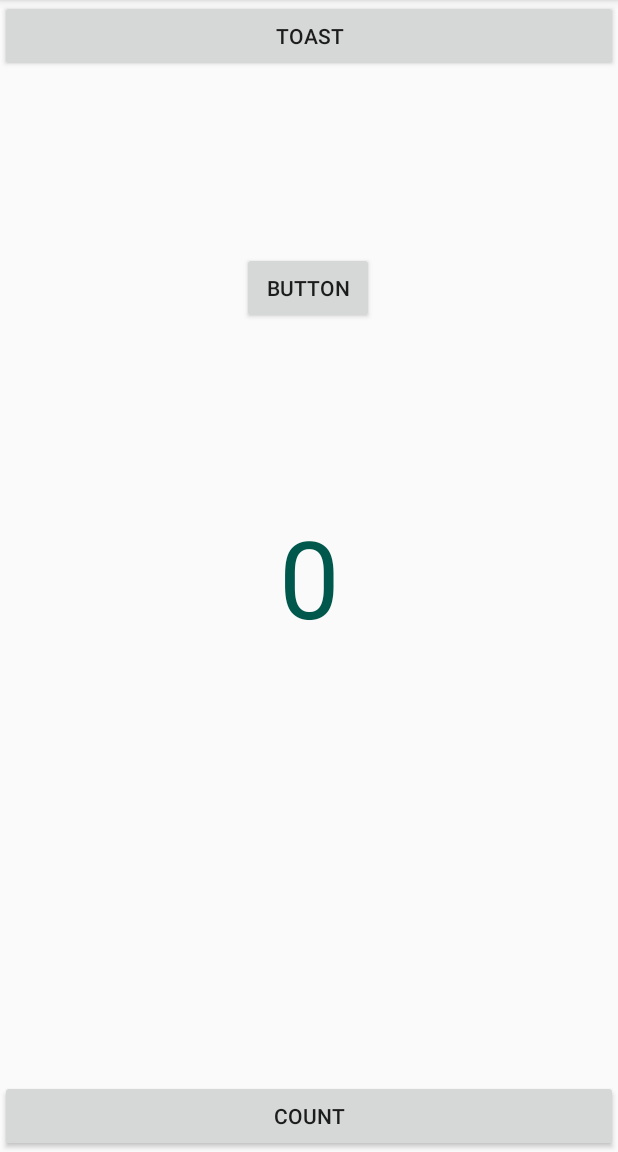
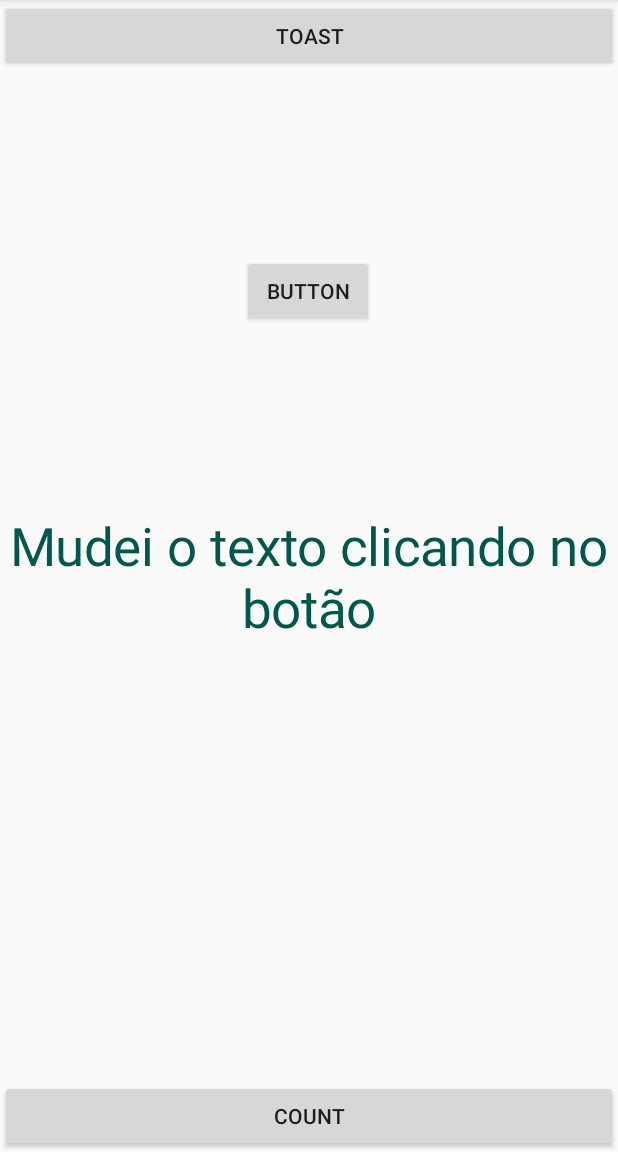
Before and after one commit to rodrigocoutelo/recode, an Android app: the screen it shows after launch (MainActivity), after a tap on "BUTTON", on a phone screen of 412 x 824 dp, the part 84-1236 px from its top. Run offline under Robolectric (Android 15) with nearby library versions, the phone set to English and light mode, and no system bars.

Commit message:
realizadao atividade sugeria aula 2

```diff
--- a/firstApp/app/src/main/java/com/example/firstapp/MainActivity.java
+++ b/firstApp/app/src/main/java/com/example/firstapp/MainActivity.java
@@ -5,6 +5,7 @@ import androidx.appcompat.app.AppCompatActivity;
 import android.content.Context;
 import android.os.Bundle;
 import android.view.View;
+import android.widget.Button;
 import android.widget.TextView;
 import android.widget.Toast;
 
@@ -12,11 +13,28 @@ public class MainActivity extends AppCompatActivity {
 
     private int total = 0;
 
+
     @Override
-    protected void onCreate(Bundle savedInstanceState) {
+    protected void onCreate(final Bundle savedInstanceState) {
         super.onCreate(savedInstanceState);
         setContentView(R.layout.activity_main);
+
+    final Button button = (Button)findViewById(R.id.button);
+
+        button.setOnClickListener (new View.OnClickListener() {
+            @Override
+            public void onClick(View view) {
+                TextView mTvTotal = findViewById(R.id.tv_total);
+                mTvTotal.setText(R.string.text_setonclicklistener);
+                mTvTotal.setTextSize(35);
+                mTvTotal.setTextAlignment(View.TEXT_ALIGNMENT_CENTER);
+            }
+        });
     }
+
+
+
+
 
     public void showToast(View view) {
         Toast.makeText(this, getString(R.string.toast_message), Toast.LENGTH_LONG).show();
--- a/firstApp/app/src/main/res/values/strings.xml
+++ b/firstApp/app/src/main/res/values/strings.xml
@@ -1,7 +1,8 @@
-<resources>
+<resources xmlns:tools="http://schemas.android.com/tools">
     <string name="app_name">Hello Toast</string>
     <string name="button_label_toast">Toast</string>
     <string name="button_label_count">Count</string>
     <string name="count_initial_value">0</string>
     <string name="toast_message">Hello Toast!</string>
+    <string name="text_setonclicklistener" tools:ignore="MissingTranslation">Mudei o texto clicando no botão</string>
 </resources>
```
